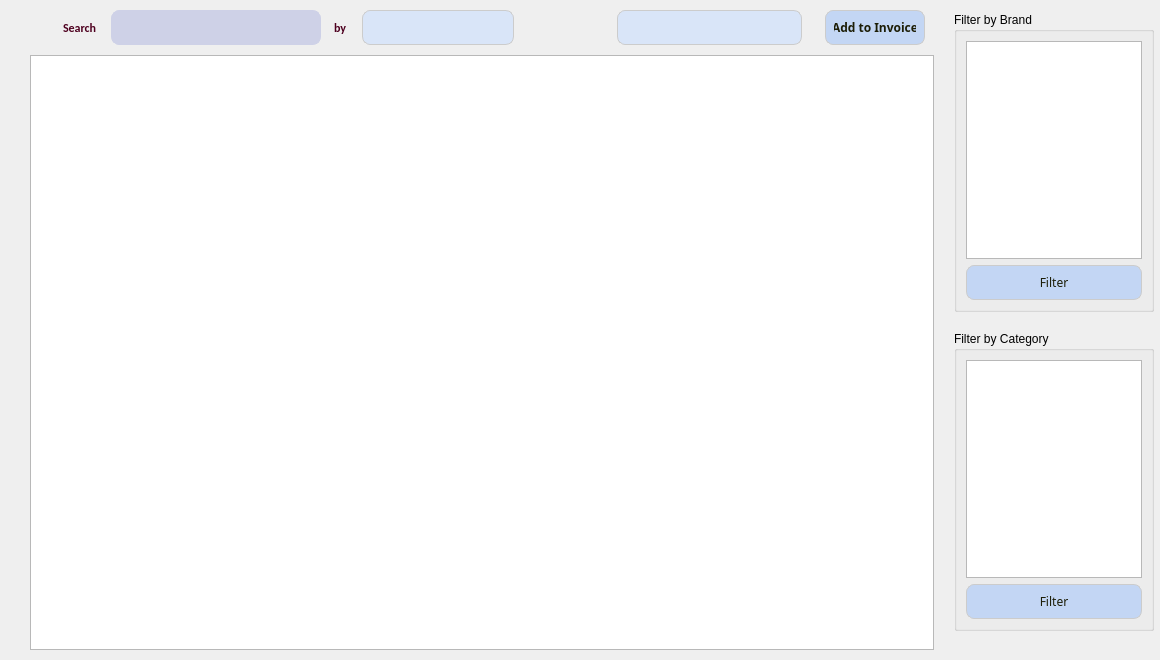
Before: the Qt Designer form InventoryManagement/purchase_widget.ui in ImRanjbar/Inventory-Management, drawn with Qt 5.
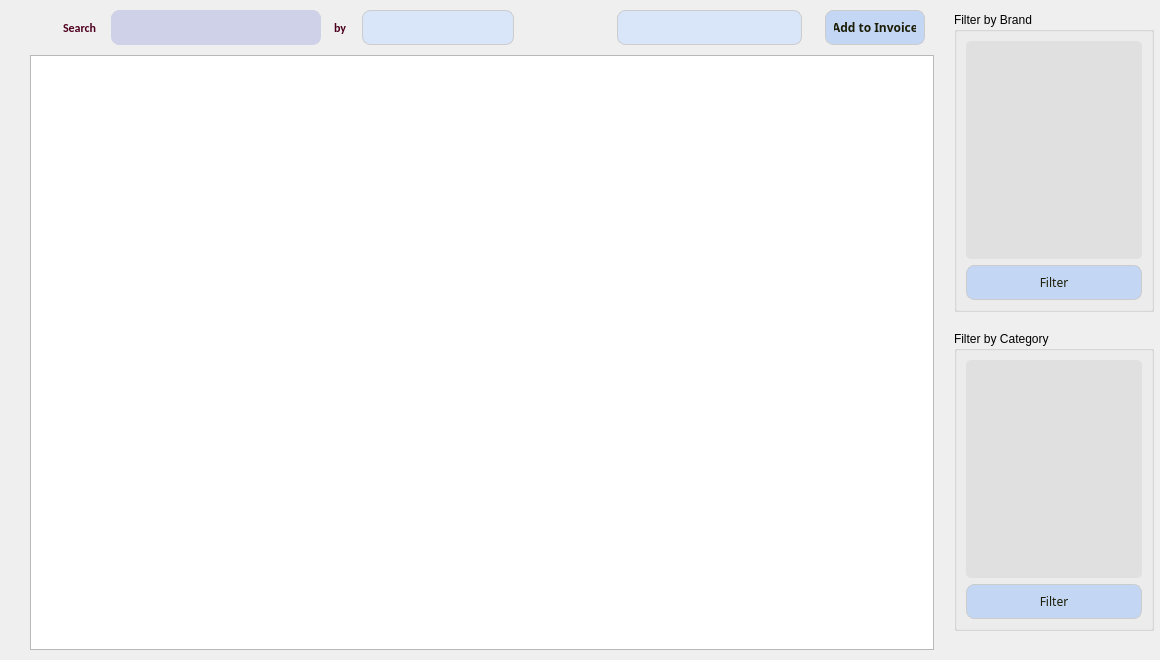
After: the same form once the commit is applied. Icons and pictures are not drawn.

Commit message: Develop purchase_widget further and implement an add_product_window for inventory_widget.

```diff
--- a/InventoryManagement/purchase_widget.ui
+++ b/InventoryManagement/purchase_widget.ui
@@ -568,13 +568,13 @@
              </size>
             </property>
             <property name="styleSheet">
-             <string notr="true">QListWidget {
+             <string notr="true">QListView {
     background-color: #e0e0e0;
 	border-radius : 5px;
     border: none;
 }
 
-QListWidget::item {
+QListView::item {
     background-color: transparent;
     padding: 5px;
 }
@@ -672,13 +672,13 @@
           <item>
            <widget class="QListView" name="LV_categoryList">
             <property name="styleSheet">
-             <string notr="true">QListWidget {
+             <string notr="true">QListView {
     background-color: #e0e0e0;
 	border-radius : 5px;
     border: none;
 }
 
-QListWidget::item {
+QListView::item {
     background-color: transparent;
     padding: 5px;
 }
```
Left out of the diff: 2 changed lines with no effect on the pictures. The commit also changes 21 other files.
